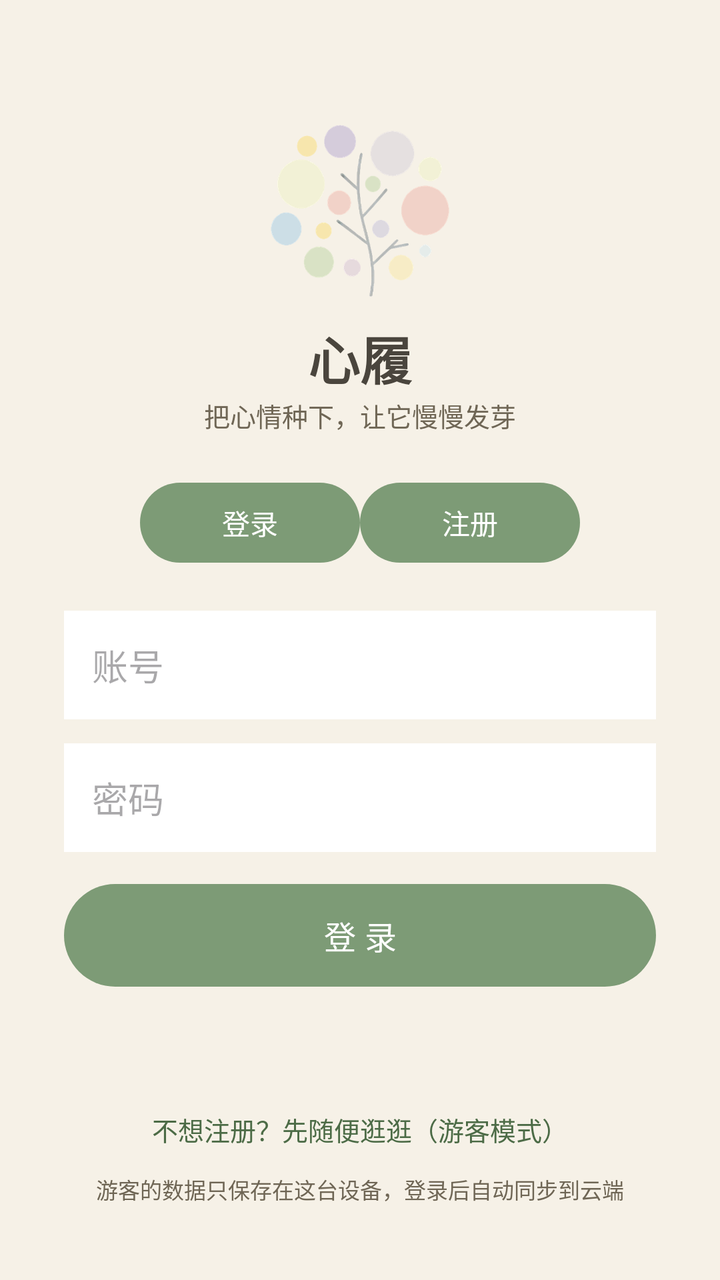
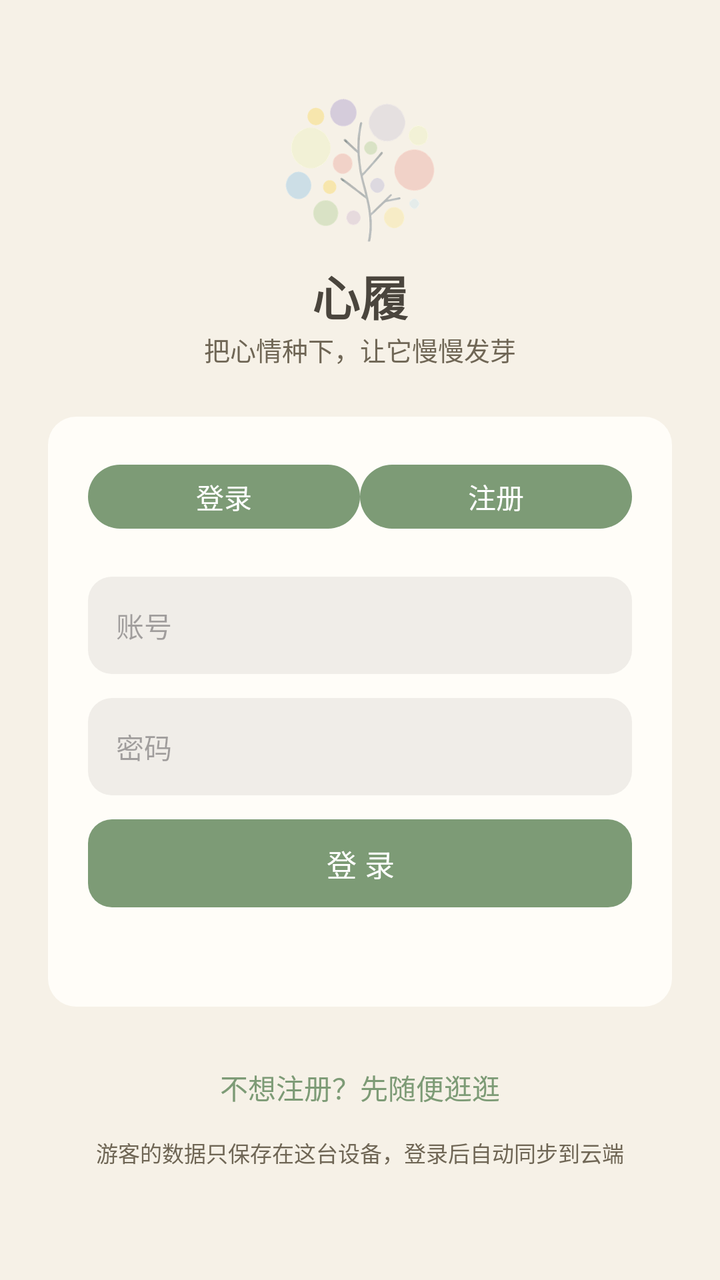

The first picture is an Android layout as it rendered before a commit; the second is the same layout after the commit. The layout source and the unified diff follow.
<!-- AndroidManifest.xml: activity theme Theme.MoodTree.NoActionBar -->
<!-- res/layout/activity_login.xml -->
<?xml version="1.0" encoding="utf-8"?>
<ScrollView xmlns:android="http://schemas.android.com/apk/res/android"
    android:layout_width="match_parent"
    android:layout_height="match_parent"
    android:background="@color/bg"
    android:fillViewport="true">

    <LinearLayout
        android:layout_width="match_parent"
        android:layout_height="wrap_content"
        android:orientation="vertical"
        android:gravity="center_horizontal"
        android:padding="32dp">

        <ImageView
            android:layout_width="96dp"
            android:layout_height="96dp"
            android:src="@drawable/logo"
            android:contentDescription="心履"
            android:layout_marginTop="24dp" />

        <TextView
            android:layout_width="wrap_content"
            android:layout_height="wrap_content"
            android:text="心履"
            android:textSize="26sp"
            android:textStyle="bold"
            android:textColor="@color/ink"
            android:layout_marginTop="8dp" />

        <TextView
            android:layout_width="wrap_content"
            android:layout_height="wrap_content"
            android:text="把心情种下，让它慢慢发芽"
            android:textSize="13sp"
            android:textColor="@color/ink_soft"
            android:layout_marginBottom="20dp" />

        
        <LinearLayout
            android:id="@+id/tabs"
            android:layout_width="wrap_content"
            android:layout_height="wrap_content"
            android:orientation="horizontal"
            android:layout_marginBottom="20dp">

            <Button
                android:id="@+id/btnTabLogin"
                android:layout_width="wrap_content"
                android:layout_height="wrap_content"
                android:text="登录"
                android:minWidth="110dp" />

            <Button
                android:id="@+id/btnTabRegister"
                android:layout_width="wrap_content"
                android:layout_height="wrap_content"
                android:text="注册"
                android:minWidth="110dp" />
        </LinearLayout>

        <EditText
            android:id="@+id/etUsername"
            android:layout_width="match_parent"
            android:layout_height="wrap_content"
            android:hint="账号"
            android:inputType="text"
            android:maxLines="1"
            android:background="@android:color/white"
            android:padding="14dp"
            android:layout_marginBottom="12dp" />

        <EditText
            android:id="@+id/etPassword"
            android:layout_width="match_parent"
            android:layout_height="wrap_content"
            android:hint="密码"
            android:inputType="textPassword"
            android:maxLines="1"
            android:background="@android:color/white"
            android:padding="14dp"
            android:layout_marginBottom="12dp" />

        <EditText
            android:id="@+id/etPassword2"
            android:layout_width="match_parent"
            android:layout_height="wrap_content"
            android:hint="再输一遍密码"
            android:inputType="textPassword"
            android:maxLines="1"
            android:background="@android:color/white"
            android:padding="14dp"
            android:visibility="gone" />

        <LinearLayout
            android:id="@+id/agreeRow"
            android:layout_width="match_parent"
            android:layout_height="wrap_content"
            android:orientation="horizontal"
            android:gravity="center_vertical"
            android:visibility="gone"
            android:layout_marginBottom="12dp">

            <CheckBox
                android:id="@+id/cbAgree"
                android:layout_width="wrap_content"
                android:layout_height="wrap_content" />

            <TextView
                android:layout_width="wrap_content"
                android:layout_height="wrap_content"
                android:text="我已阅读并同意"
                android:textColor="@color/ink"
                android:textSize="13sp" />

            <TextView
                android:id="@+id/tvDisclaimer"
                android:layout_width="wrap_content"
                android:layout_height="wrap_content"
                android:text="《免责声明》"
                android:textColor="@color/accent_d"
                android:textSize="13sp"
                android:padding="4dp" />
        </LinearLayout>

        <Button
            android:id="@+id/btnSubmit"
            android:layout_width="match_parent"
            android:layout_height="wrap_content"
            android:text="登 录"
            android:textSize="16sp"
            android:padding="14dp" />

        <TextView
            android:id="@+id/tvStatus"
            android:layout_width="match_parent"
            android:layout_height="wrap_content"
            android:gravity="center"
            android:textColor="@color/ink_soft"
            android:textSize="13sp"
            android:layout_marginTop="12dp" />

        <TextView
            android:id="@+id/tvGuest"
            android:layout_width="wrap_content"
            android:layout_height="wrap_content"
            android:text="不想注册？先随便逛逛（游客模式）"
            android:textColor="@color/accent_d"
            android:textSize="13sp"
            android:padding="12dp"
            android:layout_marginTop="16dp" />

        <TextView
            android:layout_width="wrap_content"
            android:layout_height="wrap_content"
            android:text="游客的数据只保存在这台设备，登录后自动同步到云端"
            android:textColor="@color/ink_soft"
            android:textSize="11sp"
            android:gravity="center" />

    </LinearLayout>
</ScrollView>
<!-- resources referenced by this layout -->
<resources>
  <color name="accent_d">#4c6b46</color>
  <color name="bg">#f6f1e7</color>
  <color name="ink">#4a453d</color>
  <color name="ink_soft">#6f6655</color>
  <!-- drawable logo: png bitmap (drawable, 132959 bytes) -->
  <style name="Theme.MoodTree.NoActionBar" parent="Theme.MoodTree">
          <item name="windowActionBar">false</item>
          <item name="windowNoTitle">true</item>
      </style>
  <style name="Theme.MoodTree" parent="Theme.Material3.DayNight.NoActionBar">
          <item name="android:windowBackground">@color/bg</item>
          <item name="android:statusBarColor">@color/bg</item>
          <item name="android:windowLightStatusBar">true</item>
          <item name="colorPrimary">@color/accent</item>
          <item name="colorOnPrimary">@color/white</item>
          <item name="colorAccent">@color/accent</item>
      </style>
  <color name="accent">#7d9b76</color>
  <color name="white">#ffffff</color>
</resources>

<!-- the commit's change to res/layout/activity_login.xml (unified diff, before → after) -->
@@ -10,23 +10,24 @@
         android:layout_height="wrap_content"
         android:orientation="vertical"
         android:gravity="center_horizontal"
-        android:padding="32dp">
+        android:padding="24dp">
 
+        
         <ImageView
-            android:layout_width="96dp"
-            android:layout_height="96dp"
+            android:layout_width="80dp"
+            android:layout_height="80dp"
             android:src="@drawable/logo"
             android:contentDescription="心履"
-            android:layout_marginTop="24dp" />
+            android:layout_marginTop="20dp" />
 
         <TextView
             android:layout_width="wrap_content"
             android:layout_height="wrap_content"
             android:text="心履"
-            android:textSize="26sp"
+            android:textSize="24sp"
             android:textStyle="bold"
             android:textColor="@color/ink"
-            android:layout_marginTop="8dp" />
+            android:layout_marginTop="6dp" />
 
         <TextView
             android:layout_width="wrap_content"
@@ -34,120 +35,148 @@
             android:text="把心情种下，让它慢慢发芽"
             android:textSize="13sp"
             android:textColor="@color/ink_soft"
-            android:layout_marginBottom="20dp" />
+            android:layout_marginBottom="24dp" />
 
         
         <LinearLayout
-            android:id="@+id/tabs"
-            android:layout_width="wrap_content"
+            android:id="@+id/content"
+            android:layout_width="match_parent"
             android:layout_height="wrap_content"
-            android:orientation="horizontal"
-            android:layout_marginBottom="20dp">
+            android:orientation="vertical"
+            android:background="@drawable/card_bg"
+            android:padding="20dp">
+
+            
+            <LinearLayout
+                android:id="@+id/tabs"
+                android:layout_width="match_parent"
+                android:layout_height="wrap_content"
+                android:orientation="horizontal"
+                android:gravity="center"
+                android:layout_marginBottom="20dp">
+
+                <Button
+                    android:id="@+id/btnTabLogin"
+                    android:layout_width="0dp"
+                    android:layout_height="40dp"
+                    android:layout_weight="1"
+                    android:text="登录"
+                    android:textSize="14sp"
+                    android:minWidth="0dp"
+                    android:minHeight="0dp"
+                    android:padding="0dp"
+                    android:stateListAnimator="@null" />
+
+                <Button
+                    android:id="@+id/btnTabRegister"
+                    android:layout_width="0dp"
+                    android:layout_height="40dp"
+                    android:layout_weight="1"
+                    android:text="注册"
+                    android:textSize="14sp"
+                    android:minWidth="0dp"
+                    android:minHeight="0dp"
+                    android:padding="0dp"
+                    android:stateListAnimator="@null" />
+            </LinearLayout>
+
+            <EditText
+                android:id="@+id/etUsername"
+                android:layout_width="match_parent"
+                android:layout_height="wrap_content"
+                android:hint="账号"
+                android:inputType="text"
+                android:maxLines="1"
+                android:background="@drawable/input_bg"
+                android:padding="14dp"
+                android:textSize="14sp"
+                android:layout_marginBottom="12dp" />
+
+            <EditText
+                android:id="@+id/etPassword"
+                android:layout_width="match_parent"
+                android:layout_height="wrap_content"
+                android:hint="密码"
+                android:inputType="textPassword"
+                android:maxLines="1"
+                android:background="@drawable/input_bg"
+                android:padding="14dp"
+                android:textSize="14sp"
+                android:layout_marginBottom="12dp" />
+
+            <EditText
+                android:id="@+id/etPassword2"
+                android:layout_width="match_parent"
+                android:layout_height="wrap_content"
+                android:hint="再输一遍密码"
+                android:inputType="textPassword"
+                android:maxLines="1"
+                android:background="@drawable/input_bg"
+                android:padding="14dp"
+                android:textSize="14sp"
+                android:visibility="gone" />
+
+            <LinearLayout
+                android:id="@+id/agreeRow"
+                android:layout_width="match_parent"
+                android:layout_height="wrap_content"
+                android:orientation="horizontal"
+                android:gravity="center_vertical"
+                android:visibility="gone"
+                android:layout_marginTop="4dp"
+                android:layout_marginBottom="12dp">
+
+                <CheckBox
+                    android:id="@+id/cbAgree"
+                    android:layout_width="wrap_content"
+                    android:layout_height="wrap_content" />
+
+                <TextView
+                    android:layout_width="wrap_content"
+                    android:layout_height="wrap_content"
+                    android:text="我已阅读并同意"
+                    android:textColor="@color/ink"
+                    android:textSize="13sp" />
+
+                <TextView
+                    android:id="@+id/tvDisclaimer"
+                    android:layout_width="wrap_content"
+                    android:layout_height="wrap_content"
+                    android:text="《免责声明》"
+                    android:textColor="@color/accent_d"
+                    android:textSize="13sp"
+                    android:padding="4dp" />
+            </LinearLayout>
 
             <Button
-                android:id="@+id/btnTabLogin"
-                android:layout_width="wrap_content"
+                android:id="@+id/btnSubmit"
+                android:layout_width="match_parent"
+                android:layout_height="44dp"
+                android:text="登 录"
+                android:textSize="15sp"
+                android:background="@drawable/btn_primary"
+                android:textColor="@android:color/white"
+                android:stateListAnimator="@null" />
+
+            <TextView
+                android:id="@+id/tvStatus"
+                android:layout_width="match_parent"
                 android:layout_height="wrap_content"
-                android:text="登录"
-                android:minWidth="110dp" />
-
-            <Button
-                android:id="@+id/btnTabRegister"
-                android:layout_width="wrap_content"
-                android:layout_height="wrap_content"
-                android:text="注册"
-                android:minWidth="110dp" />
+                android:gravity="center"
+                android:textColor="@color/ink_soft"
+                android:textSize="13sp"
+                android:layout_marginTop="12dp" />
         </LinearLayout>
 
-        <EditText
-            android:id="@+id/etUsername"
-            android:layout_width="match_parent"
-            android:layout_height="wrap_content"
-            android:hint="账号"
-            android:inputType="text"
-            android:maxLines="1"
-            android:background="@android:color/white"
-            android:padding="14dp"
-            android:layout_marginBottom="12dp" />
-
-        <EditText
-            android:id="@+id/etPassword"
-            android:layout_width="match_parent"
-            android:layout_height="wrap_content"
-            android:hint="密码"
-            android:inputType="textPassword"
-            android:maxLines="1"
-            android:background="@android:color/white"
-            android:padding="14dp"
-            android:layout_marginBottom="12dp" />
-
-        <EditText
-            android:id="@+id/etPassword2"
-            android:layout_width="match_parent"
-            android:layout_height="wrap_content"
-            android:hint="再输一遍密码"
-            android:inputType="textPassword"
-            android:maxLines="1"
-            android:background="@android:color/white"
-            android:padding="14dp"
-            android:visibility="gone" />
-
-        <LinearLayout
-            android:id="@+id/agreeRow"
-            android:layout_width="match_parent"
-            android:layout_height="wrap_content"
-            android:orientation="horizontal"
-            android:gravity="center_vertical"
-            android:visibility="gone"
-            android:layout_marginBottom="12dp">
-
-            <CheckBox
-                android:id="@+id/cbAgree"
-                android:layout_width="wrap_content"
-                android:layout_height="wrap_content" />
-
-            <TextView
-                android:layout_width="wrap_content"
-                android:layout_height="wrap_content"
-                android:text="我已阅读并同意"
-                android:textColor="@color/ink"
-                android:textSize="13sp" />
-
-            <TextView
-                android:id="@+id/tvDisclaimer"
-                android:layout_width="wrap_content"
-                android:layout_height="wrap_content"
-                android:text="《免责声明》"
-                android:textColor="@color/accent_d"
-                android:textSize="13sp"
-                android:padding="4dp" />
-        </LinearLayout>
-
-        <Button
-            android:id="@+id/btnSubmit"
-            android:layout_width="match_parent"
-            android:layout_height="wrap_content"
-            android:text="登 录"
-            android:textSize="16sp"
-            android:padding="14dp" />
-
-        <TextView
-            android:id="@+id/tvStatus"
-            android:layout_width="match_parent"
-            android:layout_height="wrap_content"
-            android:gravity="center"
-            android:textColor="@color/ink_soft"
-            android:textSize="13sp"
-            android:layout_marginTop="12dp" />
-
+        
         <TextView
             android:id="@+id/tvGuest"
             android:layout_width="wrap_content"
             android:layout_height="wrap_content"
-            android:text="不想注册？先随便逛逛（游客模式）"
-            android:textColor="@color/accent_d"
-            android:textSize="13sp"
-            android:padding="12dp"
+            android:text="不想注册？先随便逛逛"
+            android:textColor="@color/accent"
+            android:textSize="14sp"
+            android:padding="14dp"
             android:layout_marginTop="16dp" />
 
         <TextView
@@ -156,7 +185,8 @@
             android:text="游客的数据只保存在这台设备，登录后自动同步到云端"
             android:textColor="@color/ink_soft"
             android:textSize="11sp"
-            android:gravity="center" />
+            android:gravity="center"
+            android:paddingHorizontal="16dp" />
 
     </LinearLayout>
 </ScrollView>
<!-- resource entries referenced after the edit -->
@@ -4,11 +4,53 @@
   <color name="bg">#f6f1e7</color>
   <color name="ink">#4a453d</color>
   <color name="ink_soft">#6f6655</color>
+  <!-- drawable btn_primary (drawable) -->
+  <?xml version="1.0" encoding="utf-8"?>
+  <shape xmlns:android="http://schemas.android.com/apk/res/android"
+      android:shape="rectangle">
+      <solid android:color="@color/accent" />
+      <corners android:radius="12dp" />
+  </shape>
+  <!-- drawable card_bg (drawable) -->
+  <?xml version="1.0" encoding="utf-8"?>
+  <layer-list xmlns:android="http://schemas.android.com/apk/res/android">
+      
+      <item
+          android:left="0dp"
+          android:top="2dp"
+          android:right="0dp"
+          android:bottom="4dp">
+          <shape android:shape="rectangle">
+              <solid android:color="#15000000" />
+              <corners android:radius="14dp" />
+          </shape>
+      </item>
+      
+      <item
+          android:left="0dp"
+          android:top="0dp"
+          android:right="0dp"
+          android:bottom="0dp">
+          <shape android:shape="rectangle">
+              <solid android:color="@color/card" />
+              <corners android:radius="14dp" />
+          </shape>
+      </item>
+  </layer-list>
+  <!-- drawable input_bg (drawable) -->
+  <?xml version="1.0" encoding="utf-8"?>
+  <shape xmlns:android="http://schemas.android.com/apk/res/android"
+      android:shape="rectangle">
+      <solid android:color="#f0ede8" />
+      <corners android:radius="12dp" />
+      <padding android:left="14dp" android:top="12dp" android:right="14dp" android:bottom="12dp" />
+  </shape>
   <!-- drawable logo: png bitmap (drawable, 132959 bytes) -->
   <style name="Theme.MoodTree.NoActionBar" parent="Theme.MoodTree">
           <item name="windowActionBar">false</item>
           <item name="windowNoTitle">true</item>
       </style>
+  <color name="card">#fffdf8</color>
   <style name="Theme.MoodTree" parent="Theme.Material3.DayNight.NoActionBar">
           <item name="android:windowBackground">@color/bg</item>
           <item name="android:statusBarColor">@color/bg</item>
